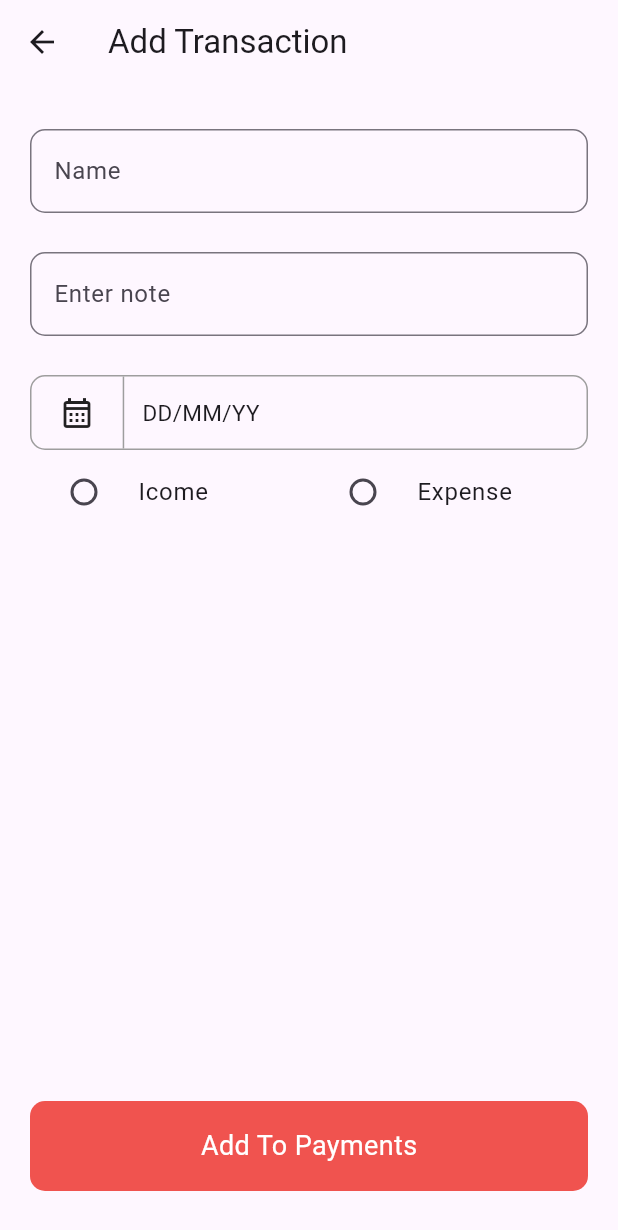
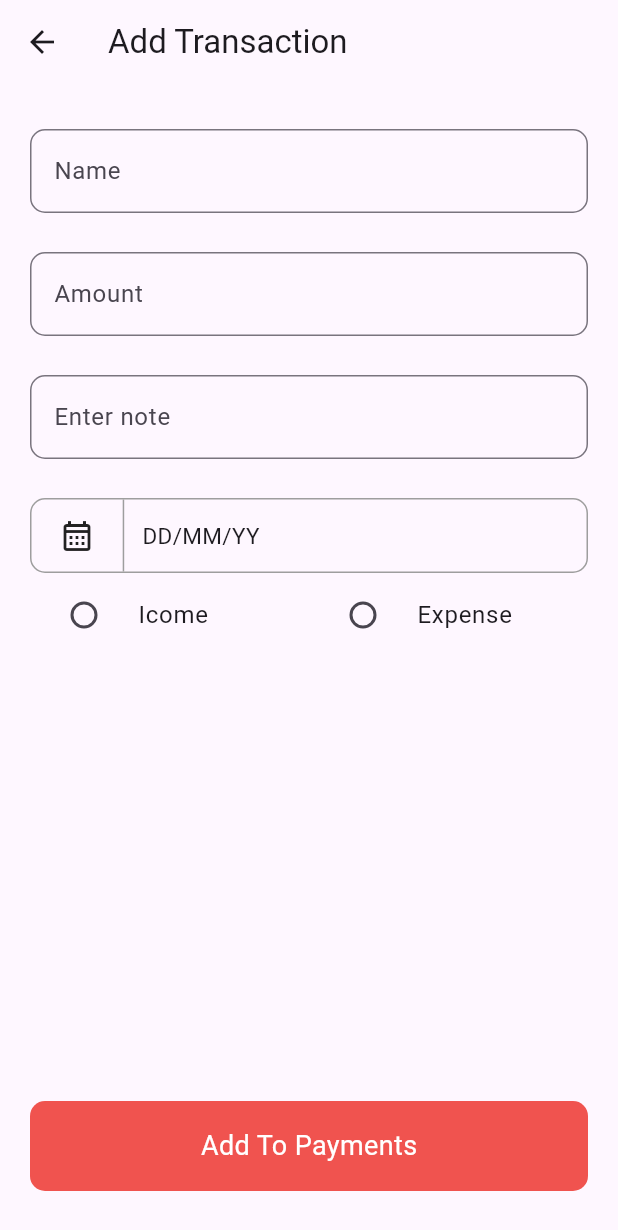
Before and after one commit to TranTrungTinLV/iPlanning, a Flutter app: the InformationBudgetScreen screen opened directly with empty values, after a tap on the "add" icon, on a phone screen of 412 x 824 dp. Shown: the top 1230 px of the screen. Run offline on Flutter 3.47's test engine with Material 3 defaults, Android fonts, the phone set to English and light mode, and no system bars; our stand-ins replace cloud_firestore, firebase_auth, firebase_core, firebase_storage, flutter_map, flutter_spinkit and 11 more; missing offline and left inert: dart:ffi; accounts and stored records are empty.

Commit message:
update sqlife

```diff
--- a/lib/models/note.dart
+++ b/lib/models/note.dart
@@ -6,9 +6,11 @@ class NoteModel {
   final String note_id;
   final String budget_id;
   final TransactionType transactionType;
+  final double amount;
   final String? content;
   NoteModel({
     required this.name,
+    required this.amount,
     this.content,
     required this.budget_id,
     required this.note_id,
@@ -18,6 +20,7 @@ class NoteModel {
   factory NoteModel.fromJson(Map<String, dynamic> json) {
     return NoteModel(
       name: json['name'] as String,
+      amount: (json['amount'] ?? 0.0) as double,
       note_id: json['note_id'] as String,
       budget_id: json['budget_id'] as String,
       content: json['content'] as String?,
@@ -32,6 +35,7 @@ class NoteModel {
       'name': name,
       'note_id': note_id,
       'content': content,
+      'amount': amount,
       'budget_id': budget_id,
       'transactionType': transactionType.toString()
     };
--- a/lib/screens/InformationBudgetScreen.dart
+++ b/lib/screens/InformationBudgetScreen.dart
@@ -1,5 +1,7 @@
 import 'package:flutter/material.dart';
+import 'package:iplanning/models/note.dart';
 import 'package:iplanning/screens/transactionScreen.dart';
+import 'package:iplanning/sqlhelper/note_sqlife.dart';
 import 'package:iplanning/widgets/budgetItems.dart';
 import 'package:syncfusion_flutter_gauges/gauges.dart';
 
@@ -23,12 +25,25 @@ class _InformationBudgetScreenState extends State<InformationBudgetScreen>
     with SingleTickerProviderStateMixin {
   bool isOpen = true;
   bool isCheck = false;
+  List<NoteModel> noteModels = [];
+
   late final TabController _tabController;
+
+  Future<void> _loadNoteModel() async {
+    final notes = await NoteSQLHelper.loadNotesModel(widget.budgetId);
+    setState(() {
+      noteModels = notes
+          .map((note) => NoteModel.fromJson(note as Map<String, dynamic>))
+          .toList();
+    });
+  }
+
   @override
   void initState() {
     // TODO: implement initState
     super.initState();
     _tabController = TabController(length: 2, vsync: this);
+    _loadNoteModel();
   }
 
   @override
@@ -183,13 +198,16 @@ class _InformationBudgetScreenState extends State<InformationBudgetScreen>
                       ),
                     ),
                     GestureDetector(
-                      onTap: () {
-                        Navigator.push(
+                      onTap: () async {
+                        final result = await Navigator.push(
                             context,
                             MaterialPageRoute(
                                 builder: (ctx) => TransactionScreen(
                                       budgetId: widget.budgetId,
                                     )));
+                        if (result == true) {
+                          _loadNoteModel();
+                        }
                       },
                       child: Container(
                         height: 25,
@@ -229,55 +247,16 @@ class _InformationBudgetScreenState extends State<InformationBudgetScreen>
                     : Container(
                         margin:
                             EdgeInsets.symmetric(vertical: 13, horizontal: 11),
-                        child: Row(
-                          crossAxisAlignment: CrossAxisAlignment.start,
-                          mainAxisAlignment: MainAxisAlignment.spaceBetween,
-                          children: [
-                            Row(
-                              mainAxisAlignment: MainAxisAlignment.center,
-                              crossAxisAlignment: CrossAxisAlignment.start,
-                              children: [
-                                Container(
-                                  width: 19,
-                                  child: Checkbox(
-                                    value: isCheck,
-                                    onChanged: (value) {
-                                      setState(() {
-                                        isCheck = value!;
-                                      });
-                                    },
-                                  ),
-                                ),
-                                SizedBox(
-                                  width: 10,
-                                ),
-                                Column(
-                                  crossAxisAlignment: CrossAxisAlignment.start,
-                                  mainAxisAlignment: MainAxisAlignment.start,
-                                  children: [
-                                    Text(
-                                      "Name",
-                                      style: TextStyle(
-                                          fontWeight: FontWeight.w500,
-                                          fontSize: 18),
-                                    ),
-                                    Text(
-                                      "Purchased date",
-                                      style: TextStyle(
-                                          fontSize: 14,
-                                          color: Colors.grey.shade600),
-                                    )
-                                  ],
-                                )
-                              ],
-                            ),
-                            Container(
-                              child: Text(
-                                "1000",
-                                style: TextStyle(fontSize: 18),
-                              ),
-                            )
-                          ],
+                        child: ListView.builder(
+                          itemCount: noteModels.length,
+                          itemBuilder: (BuildContext context, int index) {
+                            final note = noteModels[index];
+                            return ListTile(
+                              title: Text(note.name),
+                              subtitle:
+                                  Text(note.content ?? 'No content available'),
+                            );
+                          },
                         ),
                       ),
               ),
--- a/lib/screens/transactionScreen.dart
+++ b/lib/screens/transactionScreen.dart
@@ -16,6 +16,8 @@ class _TransactionScreenState extends State<TransactionScreen> {
   TextEditingController name = TextEditingController();
   TextEditingController note = TextEditingController();
   TextEditingController content = TextEditingController();
+  TextEditingController amount = TextEditingController();
+
   @override
   Widget build(BuildContext context) {
     return Scaffold(
@@ -32,6 +34,12 @@ class _TransactionScreenState extends State<TransactionScreen> {
                   TextFieldCustom(
                     controller: name,
                     title: 'Name',
+                    bottom: 26,
+                    radius: 10.0,
+                  ),
+                  TextFieldCustom(
+                    controller: amount,
+                    title: 'Amount',
                     bottom: 26,
                     radius: 10.0,
                   ),
@@ -115,13 +123,18 @@ class _TransactionScreenState extends State<TransactionScreen> {
             Align(
               alignment: Alignment.bottomCenter,
               child: GestureDetector(
-                onTap: () {
-                  NoteSQLHelper.insertNote(
-
+                onTap: () async {
+                  double? amountValue = double.tryParse(amount.text) ?? 0.0;
+                  String res = await NoteSQLHelper.insertNote(
+                      amount: amountValue,
                       name: name.text,
                       budget_id: widget.budgetId,
                       content: content.text,
                       transactionType: _transactionType!);
+                  if (res == 'success') {
+                    // Sử dụng popUntil để quay về HomeScreen
+                    Navigator.pop(context, true);
+                  }
                 },
                 child: Container(
                   width: MediaQuery.of(context).size.width,
--- a/lib/sqlhelper/note_sqlife.dart
+++ b/lib/sqlhelper/note_sqlife.dart
@@ -28,7 +28,8 @@ CREATE TABLE notes
     name TEXT,
     budget_id TEXT,
     content TEXT,
-    transactionType TEXT
+    transactionType TEXT,
+    amount REAL
 )
 ''');
     print("on created was called");
@@ -39,6 +40,7 @@ CREATE TABLE notes
     required String name,
     required String budget_id,
     required String content,
+    required double amount,
     required TransactionType transactionType,
   }) async {
     String res = 'Some Error';
@@ -47,6 +49,7 @@ CREATE TABLE notes
       String noteId = const Uuid().v4().split('-')[0];
       NoteModel notes = NoteModel(
           name: name,
+          amount: amount,
           budget_id: budget_id,
           transactionType: transactionType,
           content: content,
@@ -60,4 +63,16 @@ CREATE TABLE notes
     }
     return res;
   }
+
+  // ! getNoteModel
+  static Future<List<Map<String, dynamic>>> loadNotesModel(
+      String budgetId) async {
+    Database db = await getDatabase;
+    List<Map<String, dynamic>> maps =
+        await db.query('notes', where: 'budget_id = ?', whereArgs: [budgetId]);
+    List<NoteModel> notesList = maps.map((map) {
+      return NoteModel.fromJson(map);
+    }).toList();
+    return maps;
+  }
 }
```
